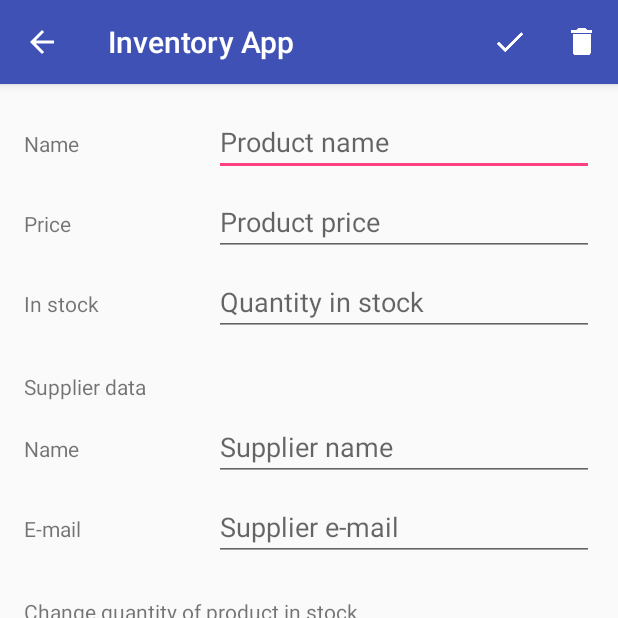
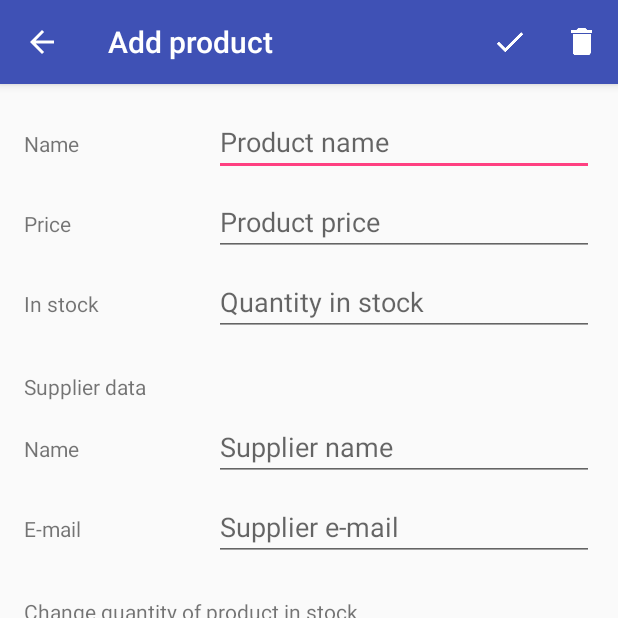
Before and after one commit to feamor84/InventoryApp, an Android app: the EditorActivity screen opened directly, with no data from a screen before it, after a tap on "Save", on a phone screen of 412 x 824 dp, the top half of it. Run offline under Robolectric (Android 15) with nearby library versions, the phone set to English and light mode, and no system bars; our stand-ins replace ButterKnife; 1 statement that could not run was skipped.

Commit message:
Commit for bug trace purpose

```diff
--- a/app/src/main/java/pl/bartekpawlowski/inventoryapp/EditorActivity.java
+++ b/app/src/main/java/pl/bartekpawlowski/inventoryapp/EditorActivity.java
@@ -7,6 +7,7 @@ import android.net.Uri;
 import android.os.Bundle;
 import android.support.v7.app.AppCompatActivity;
 import android.view.Menu;
+import android.view.MenuItem;
 import android.widget.Button;
 import android.widget.EditText;
 import android.widget.ImageView;
@@ -58,14 +59,35 @@ public class EditorActivity extends AppCompatActivity implements LoaderManager.L
         mItemUri = getIntent().getData();
 
         if (mItemUri != null) {
+            this.setTitle(R.string.product_editor_edit_mode);
             getLoaderManager().initLoader(LOADER_ID, null, this);
+        } else {
+            this.setTitle(R.string.product_editor_add_mode);
         }
     }
 
     @Override
     public boolean onCreateOptionsMenu(Menu menu) {
         getMenuInflater().inflate(R.menu.editor_menu, menu);
+        MenuItem deleteProductButton = findViewById(R.id.delete_product);
+
+        if (mItemUri == null) {
+            deleteProductButton.setVisible(false);
+        }
         return true;
+    }
+
+    @Override
+    public boolean onOptionsItemSelected(MenuItem item) {
+        switch (item.getItemId()) {
+            case R.id.save_product:
+                break;
+            case R.id.delete_product:
+                break;
+            case android.R.id.home:
+                break;
+        }
+        return super.onOptionsItemSelected(item);
     }
 
     @Override
--- a/app/src/main/res/values/strings.xml
+++ b/app/src/main/res/values/strings.xml
@@ -1,5 +1,11 @@
 <resources>
     <string name="app_name">Inventory App</string>
+
+    <!-- ProductEditor label - add product mode -->
+    <string name="product_editor_add_mode">Add product</string>
+
+    <!-- ProductEditor label - edit product mode -->
+    <string name="product_editor_edit_mode">Edit product</string>
 
     <!-- ProductEditor menu save -->
     <string name="product_editor_menu_save">Save</string>
```
